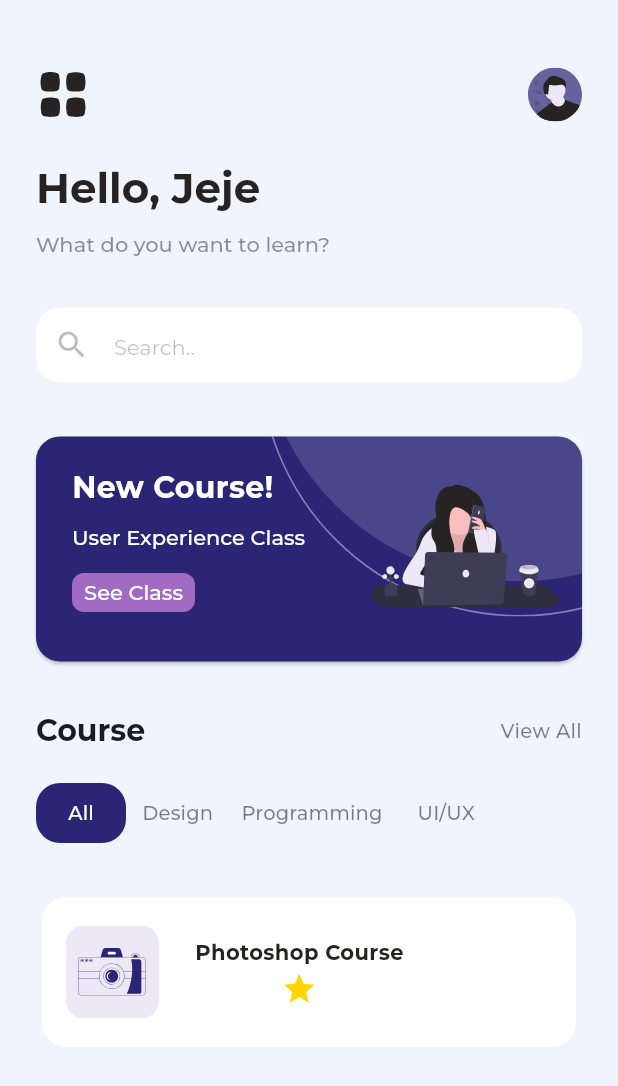
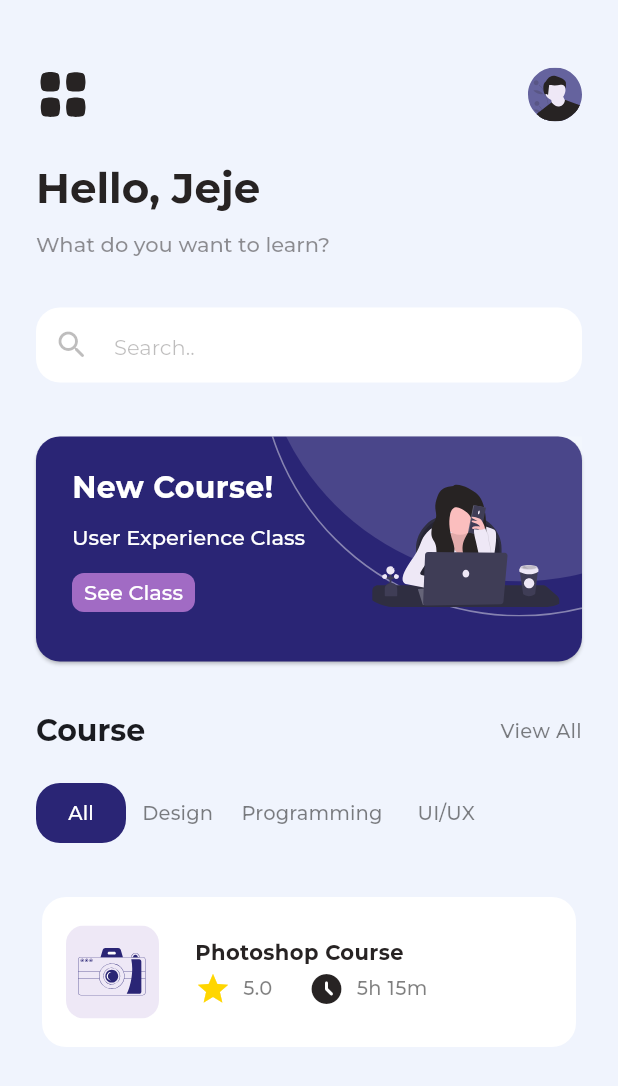
Before and after one commit to roya-zadran/onlinelearningapp, a Flutter app: the HomePage screen opened directly, on a phone screen of 412 x 824 dp. Shown: the top 1086 px of the screen. Run offline on Flutter 3.47's test engine with Material 3 defaults, Android fonts, the phone set to English and light mode, and no system bars; our stand-ins replace flutter_svg, google_fonts.

Commit message:
UI design of Bottom Card

```diff
--- a/lib/pages/home_page.dart
+++ b/lib/pages/home_page.dart
@@ -4,8 +4,6 @@ import 'package:google_fonts/google_fonts.dart';
 import 'package:onlinelearningapp/data/constants.dart';
 import 'package:onlinelearningapp/widgets/mini_row_buttons_widgets.dart';
 import 'package:onlinelearningapp/widgets/textfield_widget.dart';
-
-import '../data/notifier.dart';
 
 class HomePage extends StatefulWidget {
   const HomePage({super.key});
@@ -166,6 +164,7 @@ class _HomePageState extends State<HomePage> {
                                   vertical: 11,
                                 ),
                                 child: Column(
+                                  crossAxisAlignment: CrossAxisAlignment.start,
                                   children: [
                                     Text(
                                       "Photoshop Course",
@@ -175,8 +174,30 @@ class _HomePageState extends State<HomePage> {
                                         color: Color(0xFF272323),
                                       ),
                                     ),
-                                    SizedBox(height: 2,),
-                                    Row(children: [  Icon(Icons.star, color: Color(0xFFFFD600),),],),
+                                    SizedBox(height: 2),
+                                    Row(
+                                      children: [
+                                        Icon(
+                                          Icons.star,
+                                          color: Color(0xFFFFD600),
+                                        ),
+                                        SizedBox(width: 8),
+                                        Text(
+                                          "5.0",
+                                          style: RowButtons.kUnabledTextColor,
+                                        ),
+                                        SizedBox(width: 24),
+                                        Icon(
+                                          Icons.access_time_filled_rounded,
+                                          color: Color(0xFF272323),
+                                        ),
+                                        SizedBox(width: 8),
+                                        Text(
+                                          '5h 15m',
+                                          style: RowButtons.kUnabledTextColor,
+                                        ),
+                                      ],
+                                    ),
                                   ],
                                 ),
                               ),
```
